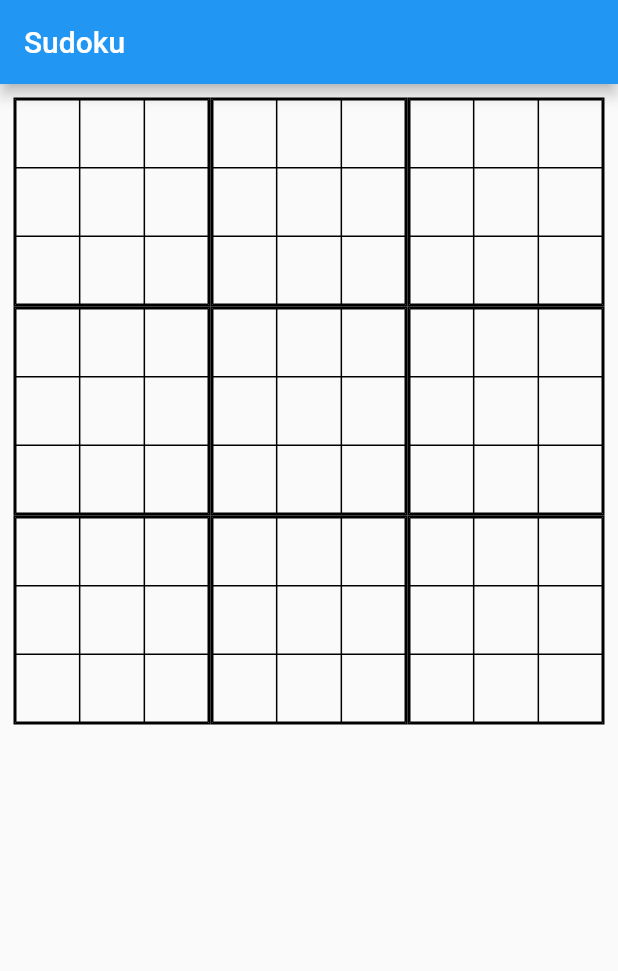
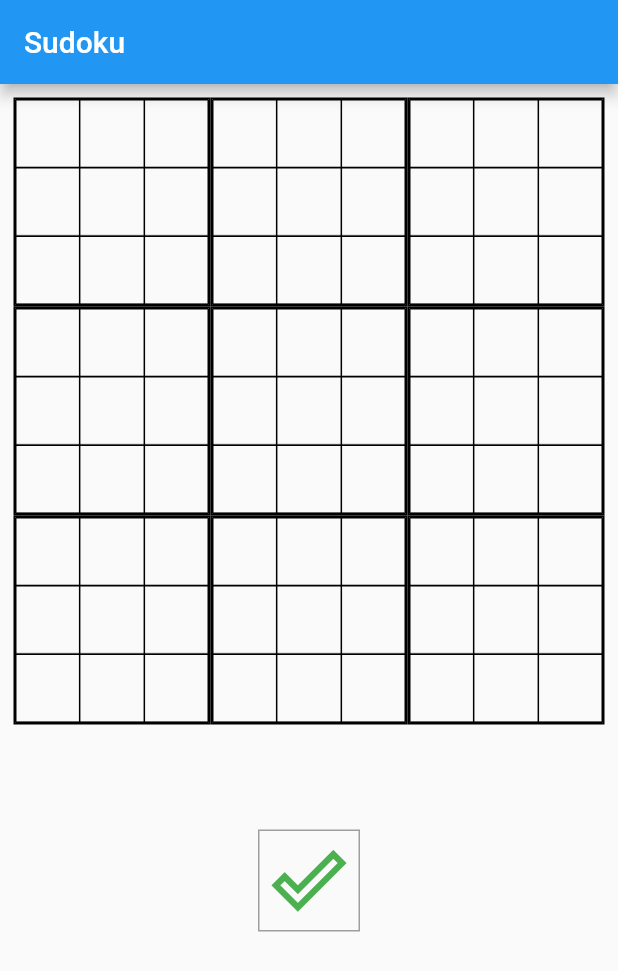
Before and after one commit to frkn2076/Sudoku, a Flutter app: the screen it shows after launch, on a phone screen of 412 x 824 dp. Shown: the top 971 px of the screen. Run offline on Flutter 3.47's test engine with Material 2 defaults, Android fonts, the phone set to English and light mode, and no system bars.

Commit message:
some changes

```diff
--- a/lib/main.dart
+++ b/lib/main.dart
@@ -59,14 +59,18 @@ class _MyHomePageState extends State<MyHomePage> {
                   createTable(widthOfDevice / 9)
                 ],
               ),
-              // SizedBox(
-              //   height: 70,
-              // ),
-              // Container(
-              //   child: IconButton(
-              //     icon: ,
-              //   ),
-              // )
+              SizedBox(
+                height: 70,
+              ),
+              Container(
+                decoration: BoxDecoration(
+                  border: Border.all(color: Colors.grey)
+                ),
+                child: IconButton(
+                  icon: Icon(Icons.done_outline, color: Colors.green,),
+                  iconSize: 50, onPressed: () {  },
+                ),
+              )
             ],
           ),
         ));
@@ -93,17 +97,17 @@ Widget createTable(double cellHeight) {
                   (column) => InkResponse(
                     child: SizedBox(
                       height: cellHeight,
-                      child: TextField(
+                      child: TextFormField(
                         inputFormatters: <TextInputFormatter>[
                           FilteringTextInputFormatter.digitsOnly,
                           LengthLimitingTextInputFormatter(1)
-                        ], // Only numbers can be entered
+                        ],
                         style: TextStyle(
                           fontSize: 20,
                         ),
                         textAlign: TextAlign.center,
                         decoration: InputDecoration(
-                          border: InputBorder.none,
+                          contentPadding: EdgeInsets.only(bottom: cellHeight/4)
                         ),
                       ),
                     ),
```
